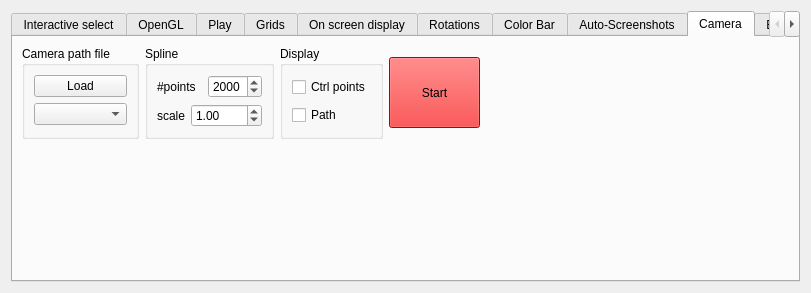
Above: src/formoptions.ui from jcldc/glnemo2 before the change. Below: the same form after it.
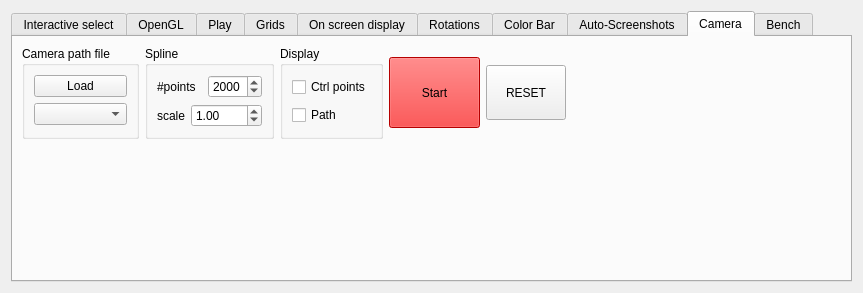
That is the form after the change. The open tabs and pages were chosen to show the change. Icons and pictures are not drawn.

Commit message: improve camera path, add camera reset button

Diff of the .ui file:
```diff
--- a/src/formoptions.ui
+++ b/src/formoptions.ui
@@ -9,7 +9,7 @@
    <rect>
     <x>0</x>
     <y>0</y>
-    <width>811</width>
+    <width>863</width>
     <height>293</height>
    </rect>
   </property>
@@ -28,7 +28,7 @@
       <enum>QTabWidget::Rounded</enum>
      </property>
      <property name="currentIndex">
-      <number>4</number>
+      <number>8</number>
      </property>
      <widget class="QWidget" name="tab_i_select">
       <attribute name="title">
@@ -7671,10 +7671,10 @@
       <attribute name="title">
        <string>Camera</string>
       </attribute>
-      <layout class="QGridLayout" name="gridLayout_41">
+      <layout class="QGridLayout" name="gridLayout_44">
        <item row="0" column="0">
-        <layout class="QHBoxLayout" name="horizontalLayout_9">
-         <item>
+        <layout class="QGridLayout" name="gridLayout_41">
+         <item row="0" column="0">
           <widget class="QGroupBox" name="groupBox_3">
            <property name="title">
             <string>Camera path file</string>
@@ -7693,7 +7693,7 @@
            </layout>
           </widget>
          </item>
-         <item>
+         <item row="0" column="1">
           <widget class="QGroupBox" name="groupBox_5">
            <property name="title">
             <string>Spline</string>
@@ -7744,7 +7744,7 @@
            </layout>
           </widget>
          </item>
-         <item>
+         <item row="0" column="2">
           <widget class="QGroupBox" name="groupBox_4">
            <property name="title">
             <string>Display</string>
@@ -7773,7 +7773,7 @@
            </layout>
           </widget>
          </item>
-         <item>
+         <item row="0" column="3">
           <widget class="QPushButton" name="cam_play">
            <property name="sizePolicy">
             <sizepolicy hsizetype="Fixed" vsizetype="Fixed">
@@ -8210,6 +8210,25 @@
            </property>
           </widget>
          </item>
+         <item row="0" column="4">
+          <widget class="QPushButton" name="cam_reset">
+           <property name="sizePolicy">
+            <sizepolicy hsizetype="Fixed" vsizetype="Fixed">
+             <horstretch>0</horstretch>
+             <verstretch>0</verstretch>
+            </sizepolicy>
+           </property>
+           <property name="minimumSize">
+            <size>
+             <width>80</width>
+             <height>55</height>
+            </size>
+           </property>
+           <property name="text">
+            <string>RESET</string>
+           </property>
+          </widget>
+         </item>
         </layout>
        </item>
        <item row="0" column="1">
```
Left out of the diff: 112 changed lines with no effect on the pictures. The commit also changes 9 other files.
